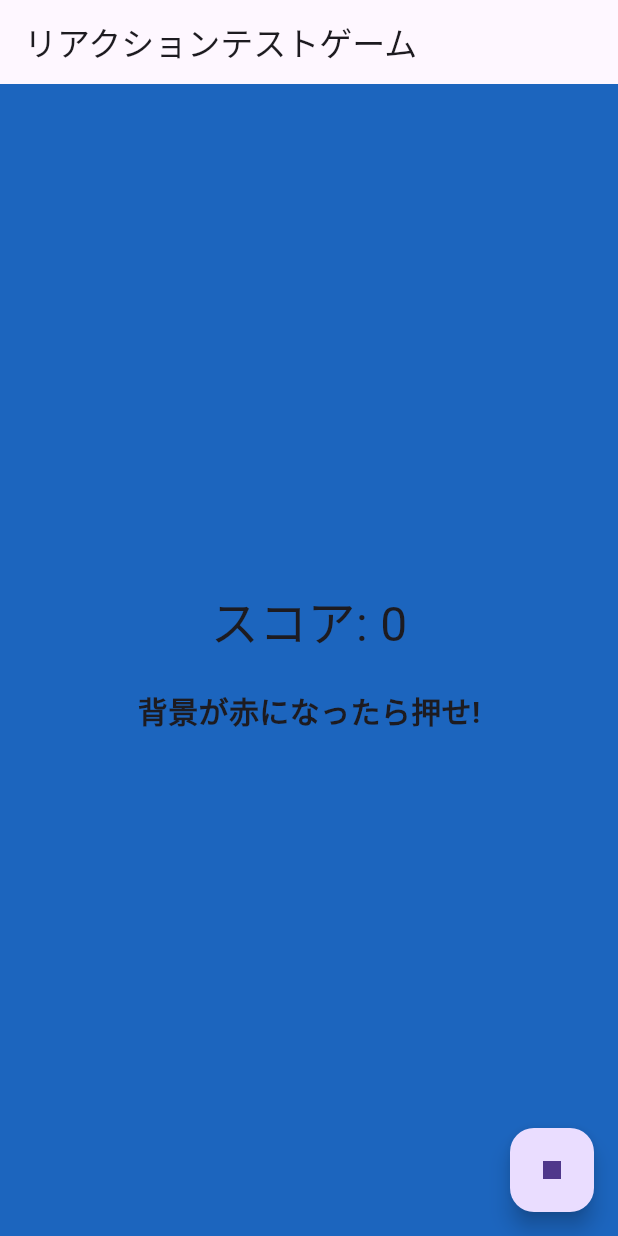
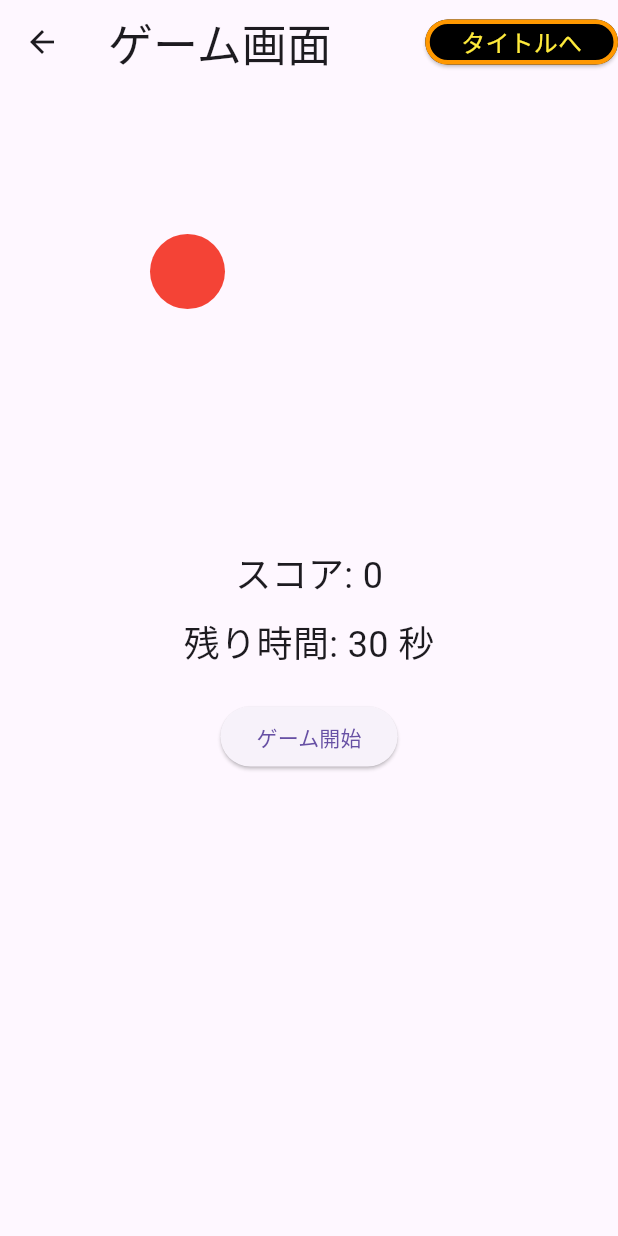
Before and after one commit to kitason0722/Application_kitason0722, a Flutter app: the screen it shows after launch, after a tap on "スタート", on a phone screen of 412 x 824 dp. Run offline on Flutter 3.47's test engine with Material 3 defaults, Android fonts, the phone set to English and light mode, and no system bars.

Commit message:
反射神経ゲームの追加、その他
その他詳細:
タイトル画面とゲーム画面にコードファイルを分割

```diff
--- /dev/null
+++ b/kitason0722/lib/GameScene.dart
@@ -0,0 +1,154 @@
+import 'package:flutter/cupertino.dart';
+import 'package:flutter/material.dart';
+import 'dart:async';
+import 'dart:math';
+
+// GameSceneクラスはStatefulWidgetとしてゲームロジックを管理する。
+class GameScene extends StatefulWidget {
+  @override
+  _GameSceneState createState() => _GameSceneState();
+}
+
+class _GameSceneState extends State<GameScene> {
+  int _score = 0; // 現在のスコアを保持
+  Offset _targetPosition = Offset(100, 100); // ターゲットの現在位置
+  Random _random = Random(); // ランダム位置生成用のRandomクラス
+  Timer? _gameTimer; // ゲーム進行用のタイマー
+  int _timeLeft = 30; // ゲームの残り時間
+
+  // ゲームを開始するメソッド
+  void _startGame() {
+    setState(() {
+      _score = 0; // スコアをリセット
+      _timeLeft = 30; // 残り時間をリセット
+    });
+
+    // タイマーを初期化
+    _gameTimer?.cancel();
+    _gameTimer = Timer.periodic(Duration(seconds: 1), (timer) {
+      setState(() {
+        if (_timeLeft > 0) {
+          _timeLeft--; // 残り時間を減少
+        } else {
+          _gameTimer?.cancel(); // タイマー終了
+          _showGameOverDialog(); // ゲーム終了ダイアログを表示
+        }
+      });
+    });
+  }
+
+  // ゲーム終了時にスコアを表示するダイアログを表示
+  void _showGameOverDialog() {
+    showDialog(
+      context: context,
+      builder: (context) => AlertDialog(
+        title: Text('ゲーム終了'),
+        content: Text('スコア: $_score'),
+        actions: [
+          TextButton(
+            onPressed: () {
+              Navigator.of(context).pop(); // ダイアログを閉じる
+            },
+            child: Text('OK'),
+          ),
+        ],
+      ),
+    );
+  }
+
+  // ターゲットがタップされたときの処理
+  void _onTargetTapped() {
+    if (_timeLeft > 0) { // 残り時間がある場合のみスコアを更新
+      setState(() {
+        _score++; // スコアを増加
+        // ターゲットの位置をランダムに更新
+        _targetPosition = Offset(
+          _random.nextDouble() * (MediaQuery.of(context).size.width - 50),
+          _random.nextDouble() * (MediaQuery.of(context).size.height - 150),
+        );
+      });
+    }
+  }
+
+  @override
+  Widget build(BuildContext context) {
+    return Scaffold(
+      appBar: AppBar(
+        title: Text(
+          'ゲーム画面', // アプリバーのタイトル
+          style: TextStyle(
+            fontSize: 30,
+          ),
+        ),
+        actions: [
+          ElevatedButton(
+            onPressed: () {
+              Navigator.pop(context);
+            },
+            child: Text(
+              'タイトルへ',
+              style: TextStyle(
+                color: Colors.yellow,
+                fontSize: 16,
+              ),
+            ),
+      style:ElevatedButton.styleFrom(
+        minimumSize: Size(90, 30),
+        backgroundColor:Colors.black,
+        side: BorderSide(color:Colors.orange,width: 3),
+      ),
+          ),
+        ],
+      ),
+      body: Stack(
+        children: [
+          // 中央にスコアとタイマーを表示
+          Center(
+            child: Column(
+              mainAxisAlignment: MainAxisAlignment.center,
+              children: [
+                Text(
+                  'スコア: $_score', // 現在のスコアを表示
+                  style: TextStyle(fontSize: 24),
+                ),
+                SizedBox(height: 10),
+                Text(
+                  '残り時間: $_timeLeft 秒', // 残り時間を表示
+                  style: TextStyle(fontSize: 24),
+                ),
+                SizedBox(height: 20),
+                ElevatedButton(
+                  onPressed: _startGame, // ゲーム開始ボタン
+                  child: Text('ゲーム開始'),
+                ),
+              ],
+            ),
+          ),
+          // ターゲットの位置を描画
+          if (_timeLeft > 0)
+            Positioned(
+              left: _targetPosition.dx, // ターゲットのX座標
+              top: _targetPosition.dy, // ターゲットのY座標
+              child: GestureDetector(
+                onTap: _onTargetTapped, // ターゲットがタップされたときの処理を実行
+                child: Container(
+                  width: 50,
+                  height: 50,
+                  decoration: BoxDecoration(
+                    color: Colors.red, // ターゲットの色
+                    shape: BoxShape.circle, // ターゲットの形状
+                  ),
+                ),
+              ),
+            ),
+        ],
+      ),
+    );
+  }
+
+  @override
+  void dispose() {
+    _gameTimer?.cancel(); // タイマーをキャンセルしてリソースを解放
+    super.dispose();
+  }
+}
--- a/kitason0722/lib/main.dart
+++ b/kitason0722/lib/main.dart
@@ -1,152 +1,60 @@
 import 'package:flutter/material.dart';
-import 'dart:async';
-import 'dart:math';
+import 'package:kitason0722/GameScene.dart';
 
 void main() {
-  runApp(const ReactionGame());
+  runApp(const TitleScene());
 }
 
-class ReactionGame extends StatelessWidget {
-  const ReactionGame({Key? key}) : super(key: key);
+class TitleScene extends StatelessWidget {
+  const TitleScene({Key? key}) : super(key: key);
 
+  // This widget is the root of your application.
   @override
   Widget build(BuildContext context) {
     return MaterialApp(
-      title: 'リアクションテストゲーム',
+      title: 'Flutter Demo',
       theme: ThemeData(
-        primarySwatch: Colors.blue,
+        primarySwatch: Colors.green,
       ),
-      home: const GameScreen(),
+      home: MyHomePage(),
     );
   }
 }
 
-class GameScreen extends StatefulWidget {
-  const GameScreen({Key? key}) : super(key: key);
-
-  @override
-  _GameScreenState createState() => _GameScreenState();
-}
-
-class _GameScreenState extends State<GameScreen> {
-  final Random _random = Random();
-  Color _backgroundColor = Colors.white;
-  late Timer _timer;
-  bool _isTargetColor = false;
-  int _score = 0;
-  bool _gameRunning = false;
-
-  // ターゲットの色
-  final Color _targetColor = Colors.red;
-
-  // ゲームを開始する
-  void _startGame() {
-    setState(() {
-      _score = 0;
-      _gameRunning = true;
-    });
-
-    _timer = Timer.periodic(const Duration(seconds: 1), (timer) {
-      setState(() {
-        // 背景色をランダムに変更
-        _backgroundColor = Color.fromARGB(
-          255,
-          _random.nextInt(256),
-          _random.nextInt(256),
-          _random.nextInt(256),
-        );
-        // ターゲットの色かどうかを判定
-        _isTargetColor = _backgroundColor == _targetColor;
-      });
-    });
-  }
-
-  // ゲームを終了する
-  void _endGame() {
-    _timer.cancel();
-    setState(() {
-      _gameRunning = false;
-      _backgroundColor = Colors.white;
-    });
-  }
-
-  // タップ時の動作
-  void _onTap() {
-    if (_isTargetColor) {
-      setState(() {
-        _score++;
-      });
-    }
-  }
-
-  @override
-  void dispose() {
-    _timer.cancel();
-    super.dispose();
-  }
-
+class MyHomePage extends StatelessWidget {
   @override
   Widget build(BuildContext context) {
-    return Scaffold
-      (
-      appBar: AppBar
-        (
-        title: const Text('リアクションテストゲーム'),
+    return Scaffold(
+      appBar: AppBar(
+        title: Text(
+            'タイトル画面',
+          style:TextStyle(
+            fontSize: 30,
+          ),
+        ),
+
       ),
-      body: GestureDetector
-        (
-        onTap: _gameRunning ? _onTap : null,
-        child: Container
-          (
-          color: _backgroundColor,
-          child: Center
-            (
-            child: _gameRunning
-                ? Column
-              (
-              mainAxisSize: MainAxisSize.min,
-              children:
-              [
-                Text
-                  (
-                  'スコア: $_score',
-                  style: const TextStyle(fontSize: 32), // スコアのフォントサイズを調整
-                ),
-                const SizedBox(height: 20),
-                const Text
-                  (
-                  '背景が赤になったら押せ!',
-                  style: TextStyle(fontSize: 20,
-                      fontWeight: FontWeight.bold), // メッセージのフォントサイズを調整
-                ),
-              ],
-            )
-                : SizedBox
-              (
-              width: 200, // ボタンの幅
-              child: ElevatedButton
-                (
-                onPressed: _startGame,
-                style: ElevatedButton.styleFrom
-                  (
-                  minimumSize: const Size(200, 60), // ボタンサイズを指定
-                ),
-                child: const Text
-                  (
-                  'スタート',
-                  style: TextStyle(fontSize: 20), // ボタン文字サイズ
-                ),
-              ),
+      body: Center(
+        child: ElevatedButton(
+          onPressed: () {
+            Navigator.push(
+                context, MaterialPageRoute(builder: (context) => GameScene())
+            );
+          },
+          child: Text(
+              "スタート",
+            style:TextStyle(
+              color:Colors.yellow,
+              fontSize: 30,
             ),
+          ),
+          style:ElevatedButton.styleFrom(
+              minimumSize: Size(150, 50),
+              backgroundColor:Colors.black,
+              side: BorderSide(color:Colors.orange,width: 3),
           ),
         ),
       ),
-      floatingActionButton: _gameRunning
-          ? FloatingActionButton(
-        onPressed: _endGame,
-        child: const Icon(Icons.stop),
-      )
-          : null,
     );
   }
 }
```
Also changed, not shown: 1 other file.
